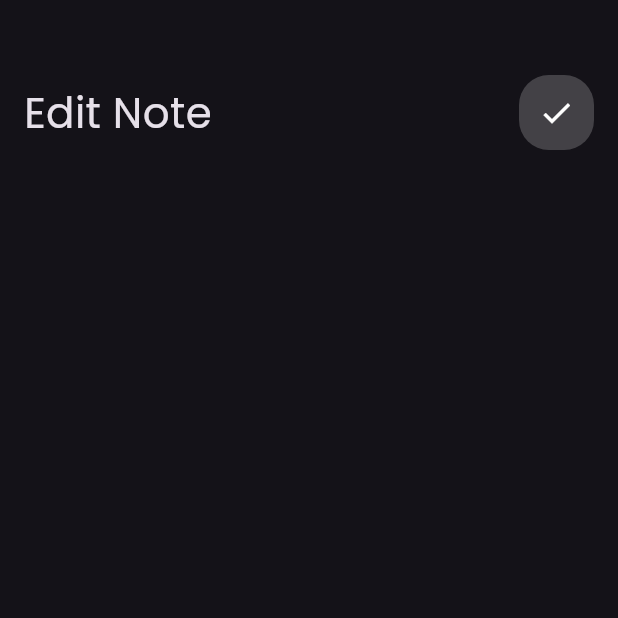
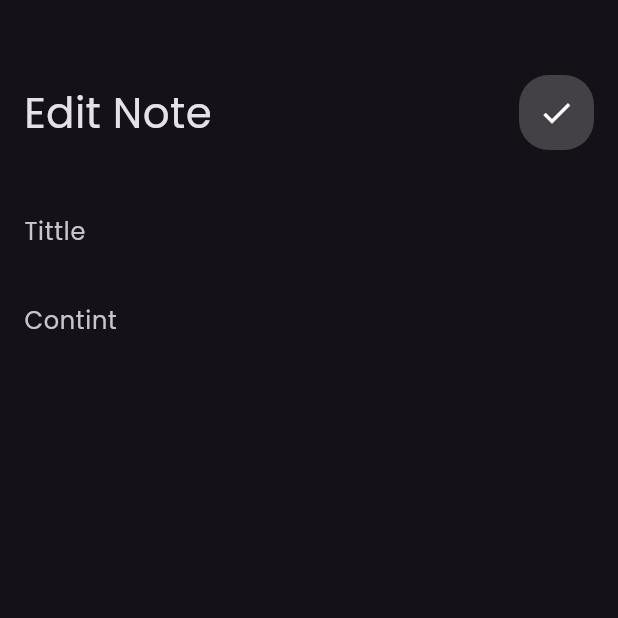
Before and after one commit to Ahmedelfarynwa/notesApp, a Flutter app: the EditNoteView screen opened directly, on a phone screen of 412 x 824 dp, the top half of it. Run offline on Flutter 3.47's test engine with Material 3 defaults, Android fonts, the phone set to English and light mode, and no system bars; our stand-ins replace font_awesome_flutter.

Commit message:
Edit notes view done

```diff
--- a/lib/widget/edit_note_view_body.dart
+++ b/lib/widget/edit_note_view_body.dart
@@ -1,18 +1,27 @@
 import 'package:flutter/material.dart';
 import 'package:notes_app/widget/custom_app-bar.dart';
+import 'package:notes_app/widget/custom_text_fild.dart';
 
 class EditNoteViewBody extends StatelessWidget {
   const EditNoteViewBody({super.key});
 
   @override
   Widget build(BuildContext context) {
-    return  Padding(
-padding: const EdgeInsets.symmetric(horizontal: 16.0),      child: Column(
+    return Padding(
+      padding: const EdgeInsets.symmetric(horizontal: 16.0),
+      child: Column(
         children: [
-                    SizedBox(height: 50,),
-
-          CustomAppBar(title: 'Edit Note', icon: Icons.check,),
-
+          SizedBox(
+            height: 50,
+          ),
+          CustomAppBar(
+            title: 'Edit Note',
+            icon: Icons.check,
+          ),
+          SizedBox(height: 30,),
+          CustomTextFild(hint: 'Tittle'),
+          SizedBox(height: 15,),
+          CustomTextFild(hint: 'Contint',maxlins: 5 ,),
         ],
       ),
     );
```
